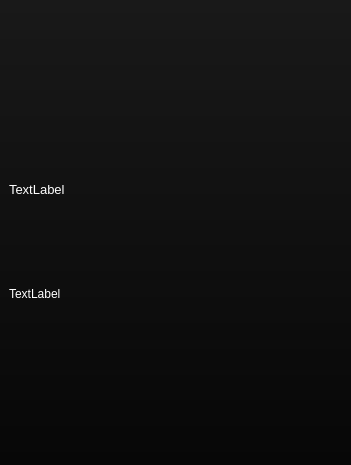
Old version of the form src/View/AboutWindow/aboutwindow.ui in the repository Flone-dnb/SilentServer.
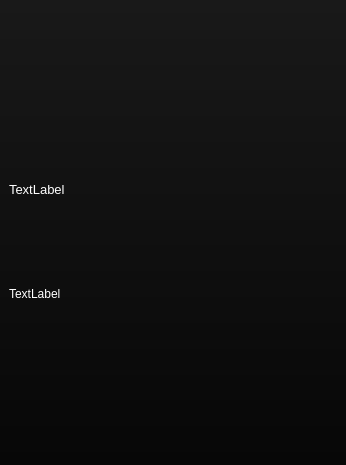
New version of the form. Icons and pictures are not drawn.

Commit message: Fixed the github icon stretching in AboutWindow.

```diff
--- a/src/View/AboutWindow/aboutwindow.ui
+++ b/src/View/AboutWindow/aboutwindow.ui
@@ -6,7 +6,7 @@
    <rect>
     <x>0</x>
     <y>0</y>
-    <width>351</width>
+    <width>346</width>
     <height>465</height>
    </rect>
   </property>
@@ -112,7 +112,7 @@
      </widget>
     </item>
     <item>
-     <layout class="QHBoxLayout" name="horizontalLayout_2" stretch="35,30,35">
+     <layout class="QHBoxLayout" name="horizontalLayout_2" stretch="40,20,40">
       <item>
        <spacer name="horizontalSpacer_3">
         <property name="orientation">
```
Left out of the diff: 2 changed lines with no effect on the pictures.
